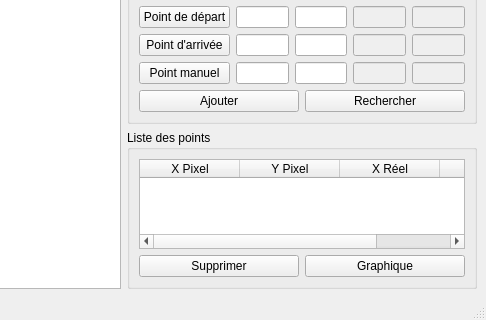
This is interfaces/EcranPrincipal.ui in lovehina13/NumerisationDeCourbes as Qt 5 draws it before an edit; both pictures show x 488 to 974 and y 339 to 659 of the 974 by 659 pixel window. The edited form follows.
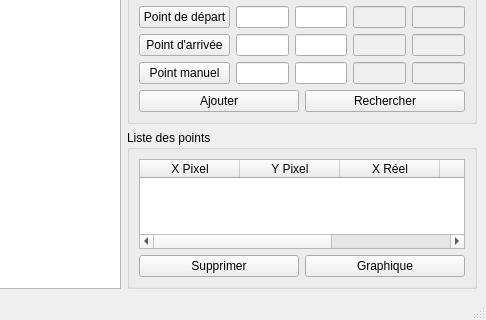
This is the edited form. Icons and pictures are not drawn.

```diff
--- a/interfaces/EcranPrincipal.ui
+++ b/interfaces/EcranPrincipal.ui
@@ -359,6 +359,11 @@
            <string>Y Réel</string>
           </property>
          </column>
+         <column>
+          <property name="text">
+           <string>Type</string>
+          </property>
+         </column>
         </widget>
        </item>
        <item row="1" column="0">
```
